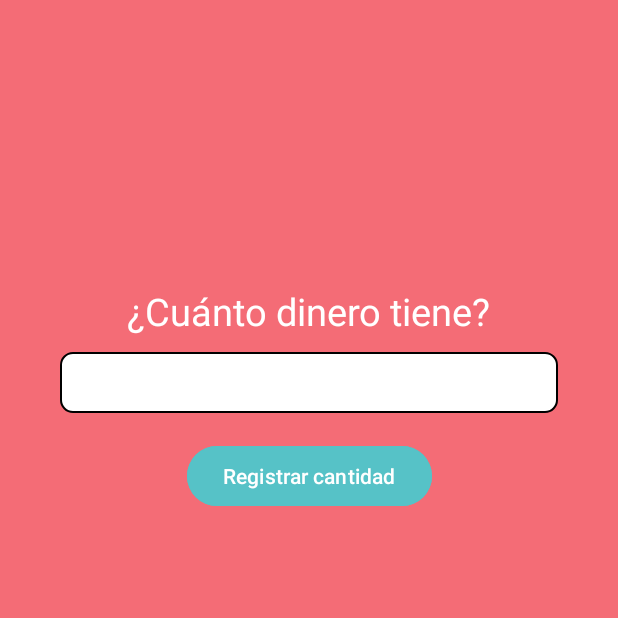
After one commit to aracely-campa/Equipo1_proyectoFinal, an Android app: the PresupuestoActivity screen opened directly, with no data from a screen before it, on a phone screen of 412 x 824 dp, the top half of it. The commit adds this screen. Run offline under Robolectric (Android 15) with nearby library versions, the phone set to English and light mode, and no system bars; our stand-ins replace Firebase (no records; nobody signed in at launch, a user with empty details on screens opened directly).

Commit message:
Refactorizado el historial de la pantalla de inicio, añadida lógica para poner un presupuesto al usuario en la base de datos. (Los gastos e ingresos no funcionaron con el presupuesto)

```diff
--- a/Fianzas_Personales/app/src/main/AndroidManifest.xml
+++ b/Fianzas_Personales/app/src/main/AndroidManifest.xml
@@ -12,6 +12,9 @@
         android:supportsRtl="true"
         android:theme="@style/Theme.Fianzas_Personales"
         tools:targetApi="31">
+        <activity
+            android:name=".PresupuestoActivity"
+            android:exported="false" />
         <activity
             android:name=".ActivityRecuperarContrasena"
             android:exported="false" />
--- /dev/null
+++ b/Fianzas_Personales/app/src/main/java/campa/aracely/fianzas_personales/PresupuestoActivity.kt
@@ -0,0 +1,67 @@
+package campa.aracely.fianzas_personales
+
+import android.content.Intent
+import android.os.Bundle
+import android.widget.Button
+import android.widget.EditText
+import android.widget.Toast
+import androidx.activity.enableEdgeToEdge
+import androidx.appcompat.app.AppCompatActivity
+import androidx.core.view.ViewCompat
+import androidx.core.view.WindowInsetsCompat
+import campa.aracely.fianzas_personales.Database.Database
+import com.google.firebase.auth.FirebaseAuth
+import com.google.firebase.auth.FirebaseUser
+import com.google.firebase.firestore.FirebaseFirestore
+import com.google.firebase.firestore.SetOptions
+
+class PresupuestoActivity : AppCompatActivity() {
+
+    private lateinit var etDineroCuenta: EditText
+    private lateinit var btnRegistrarPresupuesto: Button
+    private lateinit var firestore: FirebaseFirestore
+
+    override fun onCreate(savedInstanceState: Bundle?) {
+        super.onCreate(savedInstanceState)
+        enableEdgeToEdge()
+        setContentView(R.layout.activity_presupuesto)
+        ViewCompat.setOnApplyWindowInsetsListener(findViewById(R.id.main)) { v, insets ->
+            val systemBars = insets.getInsets(WindowInsetsCompat.Type.systemBars())
+            v.setPadding(systemBars.left, systemBars.top, systemBars.right, systemBars.bottom)
+            insets
+        }
+
+        etDineroCuenta = findViewById(R.id.et_dinero_cuenta)
+        btnRegistrarPresupuesto = findViewById(R.id.btn_registrar_presupuesto)
+        firestore = FirebaseFirestore.getInstance()
+
+        btnRegistrarPresupuesto.setOnClickListener {
+            registrarPresupuesto()
+        }
+    }
+
+    private fun registrarPresupuesto() {
+        val dineroCuenta = etDineroCuenta.text.toString()
+        if(dineroCuenta.isEmpty()) {
+            Toast.makeText(this, "Por favor ingrese una cantidad", Toast.LENGTH_SHORT).show()
+            return
+        }
+
+        val uid = FirebaseAuth.getInstance().currentUser?.uid
+        if(uid != null) {
+            val userMap = hashMapOf("presupuesto" to dineroCuenta)
+            firestore.collection("users").document(uid).set(userMap, SetOptions.merge())
+                .addOnCompleteListener { task ->
+                    if(task.isSuccessful) {
+                        Toast.makeText(this, "Presupuesto registrado correctamente", Toast.LENGTH_SHORT).show()
+                        val intent = Intent(this, ActivityInicio::class.java)
+                        startActivity(intent)
+                    } else {
+                        Toast.makeText(this, "Error al registrar el presupuesto", Toast.LENGTH_SHORT).show()
+                    }
+                }
+        } else {
+            Toast.makeText(this, "No se pudo obtener el usuario", Toast.LENGTH_SHORT).show()
+        }
+    }
+}
--- /dev/null
+++ b/Fianzas_Personales/app/src/main/res/layout/activity_presupuesto.xml
@@ -0,0 +1,50 @@
+<?xml version="1.0" encoding="utf-8"?>
+<androidx.constraintlayout.widget.ConstraintLayout xmlns:android="http://schemas.android.com/apk/res/android"
+    xmlns:app="http://schemas.android.com/apk/res-auto"
+    xmlns:tools="http://schemas.android.com/tools"
+    android:id="@+id/main"
+    android:layout_width="match_parent"
+    android:layout_height="match_parent"
+    android:fitsSystemWindows="true"
+    tools:context=".PresupuestoActivity"
+    android:background="@color/rojo_fondo">
+
+    <TextView
+        android:id="@+id/textView"
+        android:layout_width="wrap_content"
+        android:layout_height="wrap_content"
+        android:layout_marginTop="190dp"
+        android:text="@string/cuanto_dinero"
+        android:textColor="@color/white"
+        android:textSize="25sp"
+        app:layout_constraintEnd_toEndOf="parent"
+        app:layout_constraintStart_toStartOf="parent"
+        app:layout_constraintTop_toTopOf="parent" />
+
+    <EditText
+        android:id="@+id/et_dinero_cuenta"
+        android:layout_width="match_parent"
+        android:layout_height="wrap_content"
+        android:layout_marginTop="10dp"
+        android:layout_marginLeft="40dp"
+        android:layout_marginRight="40dp"
+        android:background="@drawable/edit_text_background"
+        android:inputType="numberDecimal"
+        android:padding="8dp"
+        android:textColor="@color/black"
+        android:textColorHint="#B0BEC5"
+        app:layout_constraintTop_toBottomOf="@+id/textView"
+        tools:layout_editor_absoluteX="40dp" />
+
+    <Button
+        android:id="@+id/btn_registrar_presupuesto"
+        android:layout_width="wrap_content"
+        android:layout_height="wrap_content"
+        android:layout_marginTop="18dp"
+        android:backgroundTint="@color/azul_claro"
+        android:text="@string/btn_registrar_dinero"
+        app:layout_constraintEnd_toEndOf="parent"
+        app:layout_constraintStart_toStartOf="parent"
+        app:layout_constraintTop_toBottomOf="@+id/et_dinero_cuenta" />
+
+</androidx.constraintlayout.widget.ConstraintLayout>
--- a/Fianzas_Personales/app/src/main/res/layout/item_transaccion.xml
+++ b/Fianzas_Personales/app/src/main/res/layout/item_transaccion.xml
@@ -40,5 +40,6 @@
         android:id="@+id/btn_delete"
         android:layout_width="wrap_content"
         android:layout_height="wrap_content"
+        android:backgroundTint="@color/azul_claro"
         android:text="Eliminar" />
 </LinearLayout>
--- /dev/null
+++ b/Fianzas_Personales/app/src/main/res/values/string_activity_presupuesto.xml
@@ -0,0 +1,5 @@
+<?xml version="1.0" encoding="utf-8"?>
+<resources>
+    <string name="cuanto_dinero">¿Cuánto dinero tiene?</string>
+    <string name="btn_registrar_dinero">Registrar cantidad</string>
+</resources>
--- a/Fianzas_Personales/app/src/main/res/values/string_layoutInicio.xml
+++ b/Fianzas_Personales/app/src/main/res/values/string_layoutInicio.xml
@@ -3,5 +3,5 @@
     <string name="bienvenido">Bienvenido</string>
     <string name="historial">Historial de transacciones</string>
     <string name="btn_nueva">Nueva</string>
-    <string name="btn_presupuesto">Haz tu presupuesto</string>
+    <string name="btn_presupuesto_text">Haz tu presupuesto</string>
 </resources>
```
Also changed, not shown: Fianzas_Personales/app/src/main/java/campa/aracely/fianzas_personales/ActivityInicio.kt (+28 -0 lines), Fianzas_Personales/app/src/main/res/layout/activity_inicio.xml (+9 -6 lines).
